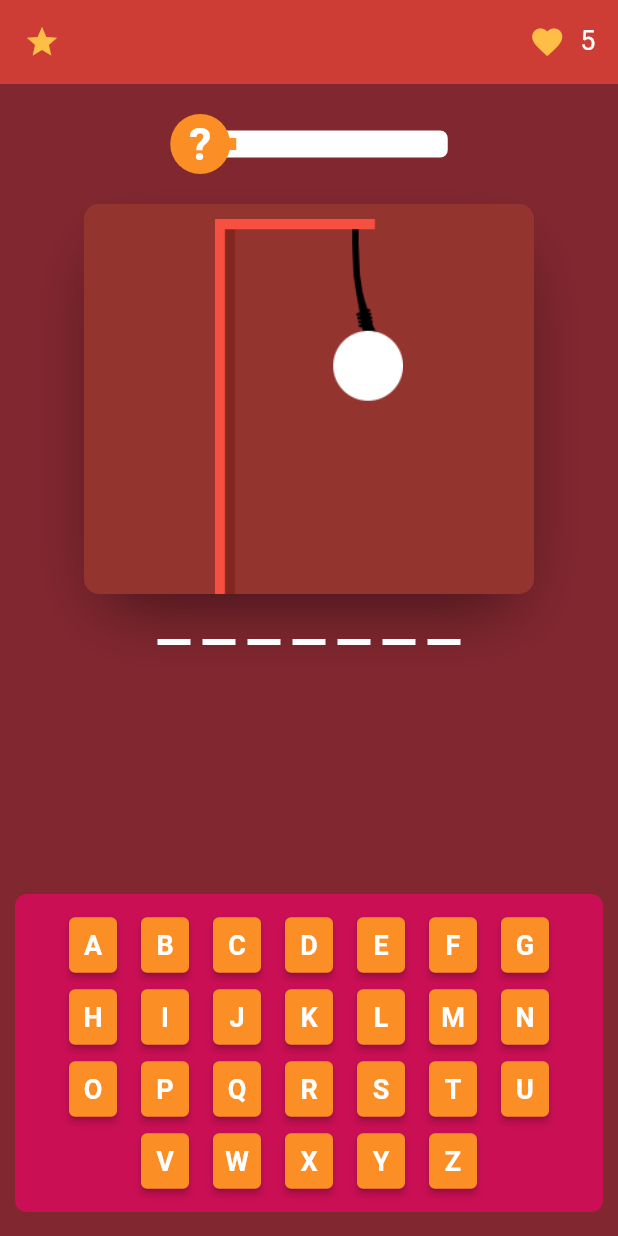
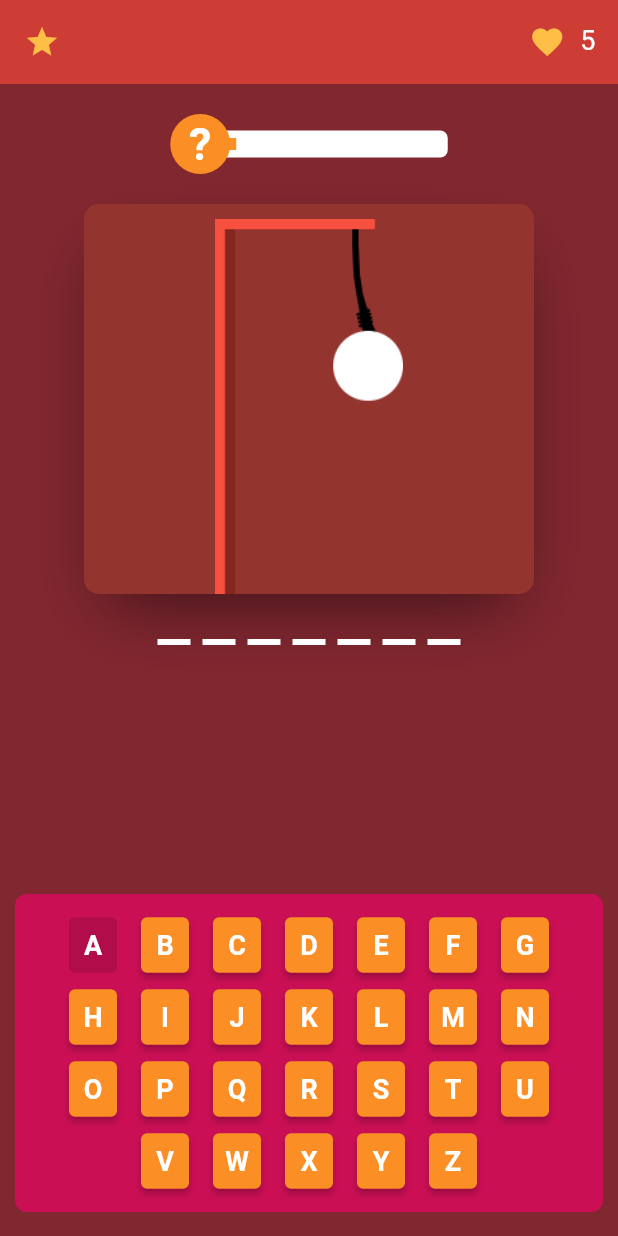
Before and after one commit to Matheus-IT/prog4_avaliacao2, a Flutter app: the GamePage screen opened by its route, after a tap on an icon or button, on a phone screen of 412 x 824 dp. Run offline on Flutter 3.47's test engine with Material 2 defaults, Android fonts, the phone set to English and light mode, and no system bars; our stand-ins replace flutter_svg.

```diff
--- a/lib/models/letter_model.dart
+++ b/lib/models/letter_model.dart
@@ -1,10 +1,15 @@
 class LetterModel {
   String value;
   bool isHidden = true;
+  bool wasChosen = false;
 
   LetterModel(this.value);
 
   void revealLetter() {
     isHidden = false;
   }
+
+  void chooseThisLetter() {
+    wasChosen = true;
+  }
 }
--- a/lib/pages/game_page/components/game_keyboard.dart
+++ b/lib/pages/game_page/components/game_keyboard.dart
@@ -2,43 +2,10 @@ import 'package:flutter/material.dart';
 import 'package:prog4_avaliacao2/consts/colors.dart';
 import 'package:prog4_avaliacao2/models/letter_model.dart';
 
+import 'game_keyboard_data.dart';
+
 class GameKeyboard extends StatelessWidget {
-  final List _gameKeyboard = [
-    [
-      LetterModel('A'),
-      LetterModel('B'),
-      LetterModel('C'),
-      LetterModel('D'),
-      LetterModel('E'),
-      LetterModel('F'),
-      LetterModel('G')
-    ],
-    [
-      LetterModel('H'),
-      LetterModel('I'),
-      LetterModel('J'),
-      LetterModel('K'),
-      LetterModel('L'),
-      LetterModel('M'),
-      LetterModel('N')
-    ],
-    [
-      LetterModel('O'),
-      LetterModel('P'),
-      LetterModel('Q'),
-      LetterModel('R'),
-      LetterModel('S'),
-      LetterModel('T'),
-      LetterModel('U')
-    ],
-    [
-      LetterModel('V'),
-      LetterModel('W'),
-      LetterModel('X'),
-      LetterModel('Y'),
-      LetterModel('Z')
-    ],
-  ];
+  final List _gameKeyboard = gameKeyboardData;
   final void Function(LetterModel) handleLetterPressed;
 
   GameKeyboard(this.handleLetterPressed, {Key? key}) : super(key: key);
@@ -65,7 +32,9 @@ class GameKeyboard extends StatelessWidget {
                       padding: const EdgeInsets.all(8),
                       primary: kWordsColor,
                     ),
-                    onPressed: () => handleLetterPressed(letter),
+                    onPressed: !letter.wasChosen
+                        ? () => handleLetterPressed(letter)
+                        : null,
                     child: Text(
                       letter.value,
                       style: const TextStyle(
--- /dev/null
+++ b/lib/pages/game_page/components/game_keyboard_data.dart
@@ -0,0 +1,38 @@
+import '../../../models/letter_model.dart';
+
+final gameKeyboardData = [
+  [
+    LetterModel('A'),
+    LetterModel('B'),
+    LetterModel('C'),
+    LetterModel('D'),
+    LetterModel('E'),
+    LetterModel('F'),
+    LetterModel('G')
+  ],
+  [
+    LetterModel('H'),
+    LetterModel('I'),
+    LetterModel('J'),
+    LetterModel('K'),
+    LetterModel('L'),
+    LetterModel('M'),
+    LetterModel('N')
+  ],
+  [
+    LetterModel('O'),
+    LetterModel('P'),
+    LetterModel('Q'),
+    LetterModel('R'),
+    LetterModel('S'),
+    LetterModel('T'),
+    LetterModel('U')
+  ],
+  [
+    LetterModel('V'),
+    LetterModel('W'),
+    LetterModel('X'),
+    LetterModel('Y'),
+    LetterModel('Z')
+  ],
+];
--- a/lib/pages/game_page/game_page.dart
+++ b/lib/pages/game_page/game_page.dart
@@ -37,6 +37,8 @@ class _GamePageState extends State<GamePage> {
 
   void handleLetterPressed(LetterModel letter) {
     /// This is the controller to handle when a letter is pressed
+    print(letter.hashCode);
+    letter.chooseThisLetter();
     setState(() {
       if (word.contains(letter.value)) {
         revealAllOccurrencesOf(letter.value);
```
